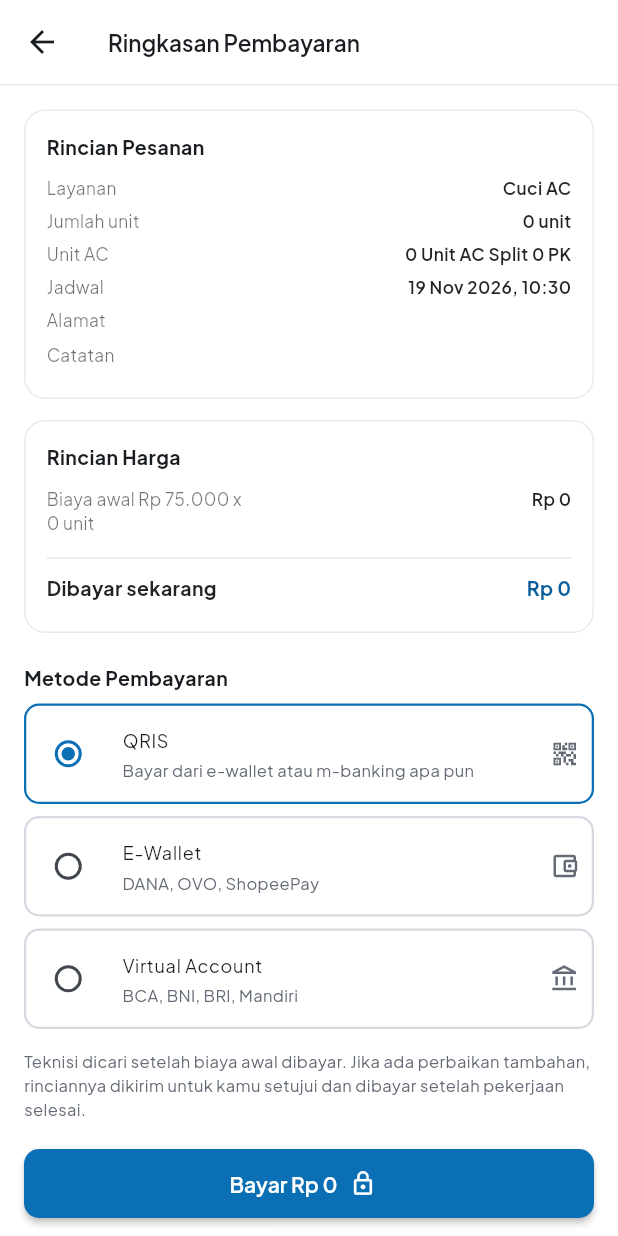
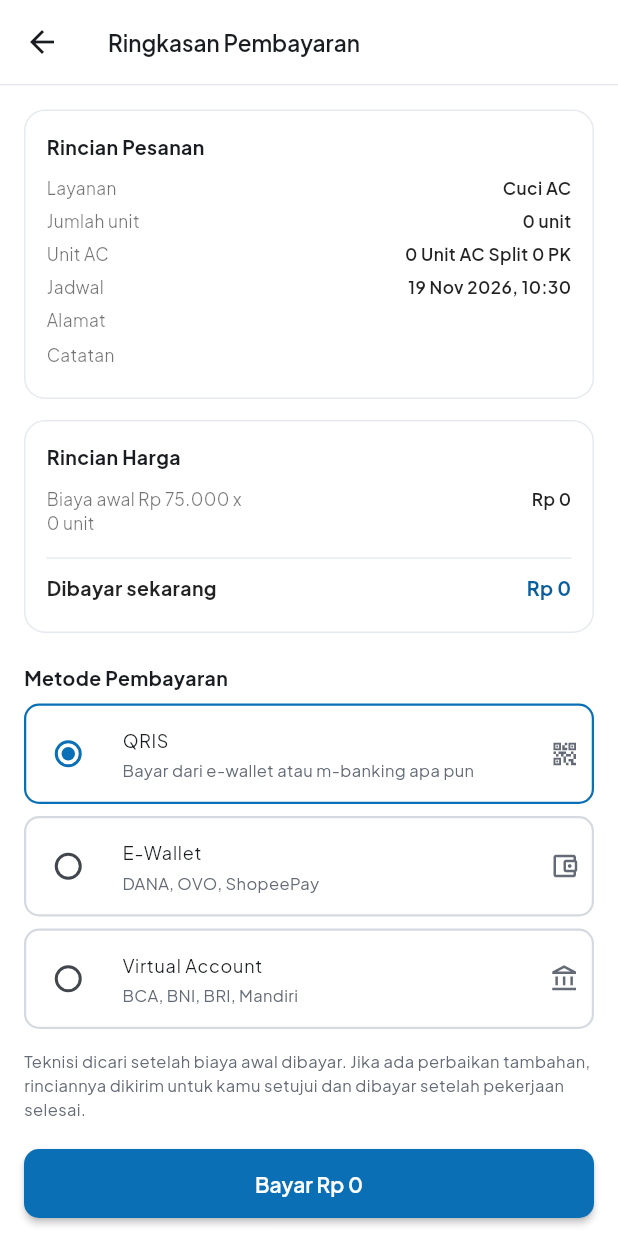
Before and after one commit to Vir7-dev/ACare, a Flutter app: the RingkasanPembayaranPage screen opened directly with empty values, on a phone screen of 412 x 824 dp. Run offline on Flutter 3.47's test engine with Material 3 defaults, Android fonts, the phone set to English and light mode, and no system bars; our stand-ins replace flutter_map, geocoding, geolocator, google_fonts, image_picker, latlong2 and 1 more; accounts and stored records are empty.

Commit message:
Hapus Icon Lock di Ringkasan Pembayaran Pelanggan

```diff
--- a/mobile/lib/pages/pelanggan/ringkasan_pembayaran_page.dart
+++ b/mobile/lib/pages/pelanggan/ringkasan_pembayaran_page.dart
@@ -198,8 +198,6 @@ class _RingkasanPembayaranPageState extends State<RingkasanPembayaranPage> {
           height: 46,
           child: ElevatedButton.icon(
             onPressed: _bayar,
-            iconAlignment: IconAlignment.end,
-            icon: const Icon(Icons.lock_outline, size: 18),
             label: Text('Bayar ${rupiah(pesanan.biayaAwal)}'),
             style: ElevatedButton.styleFrom(
               backgroundColor: AppColors.biru,
```
